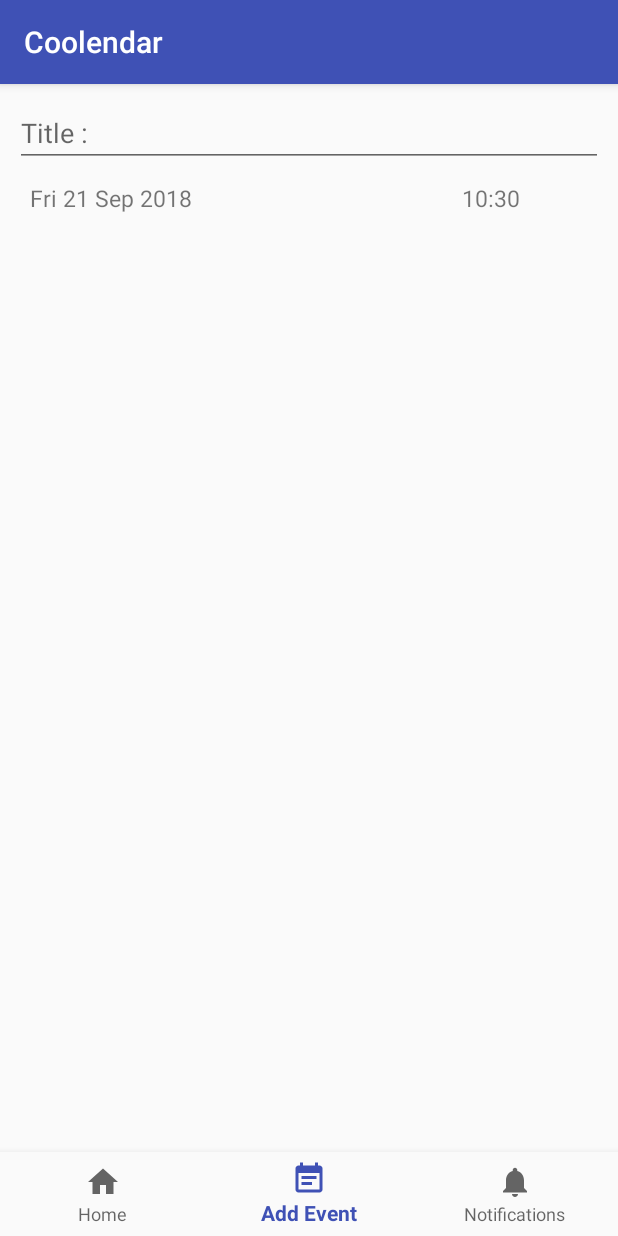
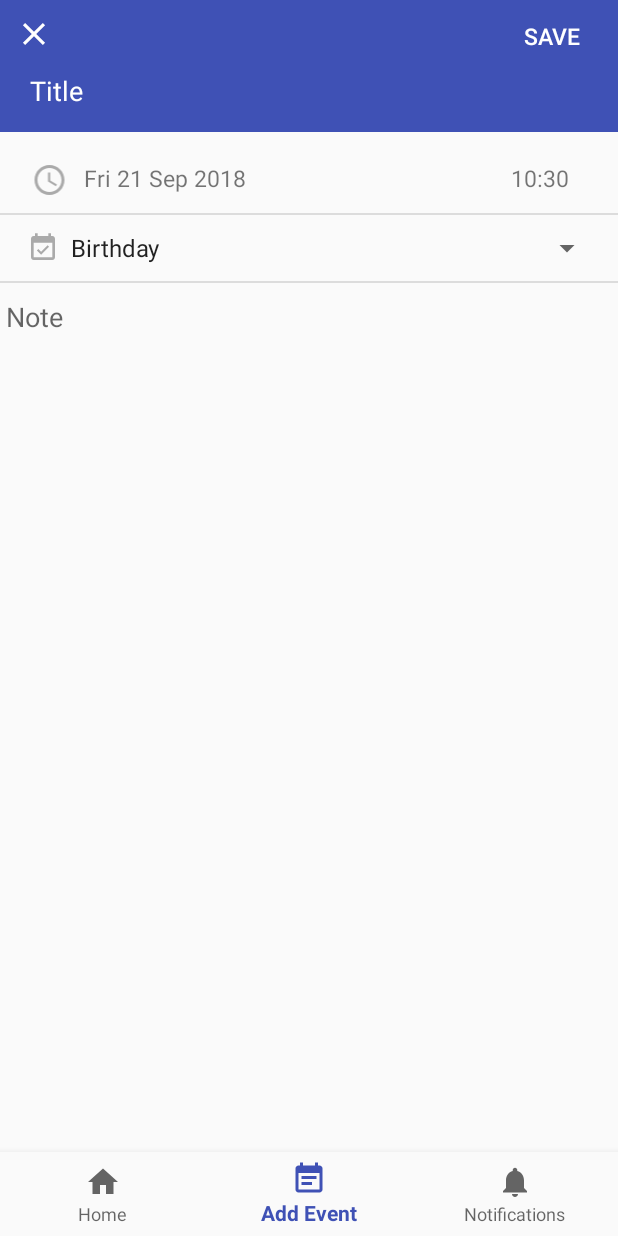
Before and after one commit to ToWaR6/Coolendar, an Android app: the screen it shows after launch (MainActivity), item 2 of the bottom bar chosen, on a phone screen of 412 x 824 dp. Run offline under Robolectric (Android 15) with nearby library versions, the phone set to English and light mode, and no system bars.

Commit message:
Feat : Page d'ajout d'un evenement
- Ajout d'un spinner pour les types d'evenement
- Ajout d'un grand champs d'édition pour les notes sur l'event
- Alignement des boutons enregistrer et cancel

- Bug : Pour l'instant on ne peut pas retourner sur les autres fragments... car il y en a pas

```diff
--- a/mobile/src/main/java/com/tps/hasselhoff/coolendar/AddEventFragment.java
+++ b/mobile/src/main/java/com/tps/hasselhoff/coolendar/AddEventFragment.java
@@ -6,6 +6,8 @@ import android.os.Bundle;
 import android.support.annotation.NonNull;
 import android.support.annotation.Nullable;
 import android.app.Fragment;
+import android.support.v7.app.AppCompatActivity;
+import android.support.v7.widget.Toolbar;
 import android.util.Log;
 import android.view.LayoutInflater;
 import android.view.View;
@@ -27,6 +29,7 @@ public class AddEventFragment extends Fragment {
     @Nullable
     @Override
     public View onCreateView(@NonNull LayoutInflater inflater, @Nullable ViewGroup container, @Nullable Bundle savedInstanceState) {
+        ((AppCompatActivity) getActivity()).getSupportActionBar().hide();
         View rootView = inflater.inflate(R.layout.fragment_add_event,container,false);
         //Get heure courante
         final Calendar date  = Calendar.getInstance();
--- /dev/null
+++ b/mobile/src/main/res/drawable/ic_access_time_black_24dp.xml
@@ -0,0 +1,9 @@
+<vector xmlns:android="http://schemas.android.com/apk/res/android"
+        android:width="24dp"
+        android:height="24dp"
+        android:viewportWidth="24.0"
+        android:viewportHeight="24.0">
+    <path
+        android:fillColor="#FF000000"
+        android:pathData="M11.99,2C6.47,2 2,6.48 2,12s4.47,10 9.99,10C17.52,22 22,17.52 22,12S17.52,2 11.99,2zM12,20c-4.42,0 -8,-3.58 -8,-8s3.58,-8 8,-8 8,3.58 8,8 -3.58,8 -8,8zM12.5,7H11v6l5.25,3.15 0.75,-1.23 -4.5,-2.67z"/>
+</vector>
--- /dev/null
+++ b/mobile/src/main/res/drawable/ic_close_black_24dp.xml
@@ -0,0 +1,9 @@
+<vector xmlns:android="http://schemas.android.com/apk/res/android"
+        android:width="24dp"
+        android:height="24dp"
+        android:viewportWidth="24.0"
+        android:viewportHeight="24.0">
+    <path
+        android:fillColor="#FF000000"
+        android:pathData="M19,6.41L17.59,5 12,10.59 6.41,5 5,6.41 10.59,12 5,17.59 6.41,19 12,13.41 17.59,19 19,17.59 13.41,12z"/>
+</vector>
--- /dev/null
+++ b/mobile/src/main/res/drawable/ic_event_available_black_24dp.xml
@@ -0,0 +1,9 @@
+<vector xmlns:android="http://schemas.android.com/apk/res/android"
+        android:width="24dp"
+        android:height="24dp"
+        android:viewportWidth="24.0"
+        android:viewportHeight="24.0">
+    <path
+        android:fillColor="#FF000000"
+        android:pathData="M16.53,11.06L15.47,10l-4.88,4.88 -2.12,-2.12 -1.06,1.06L10.59,17l5.94,-5.94zM19,3h-1L18,1h-2v2L8,3L8,1L6,1v2L5,3c-1.11,0 -1.99,0.9 -1.99,2L3,19c0,1.1 0.89,2 2,2h14c1.1,0 2,-0.9 2,-2L21,5c0,-1.1 -0.9,-2 -2,-2zM19,19L5,19L5,8h14v11z"/>
+</vector>
--- a/mobile/src/main/res/layout/fragment_add_event.xml
+++ b/mobile/src/main/res/layout/fragment_add_event.xml
@@ -1,31 +1,70 @@
 <?xml version="1.0" encoding="utf-8"?>
 <LinearLayout xmlns:android="http://schemas.android.com/apk/res/android"
+    xmlns:app="http://schemas.android.com/apk/res-auto"
     android:layout_width="match_parent"
     android:layout_height="match_parent"
-    android:orientation="vertical"
-    android:padding="10dp">
-
-    <android.support.constraint.ConstraintLayout
+    android:orientation="vertical">
+    <RelativeLayout
         android:layout_width="match_parent"
         android:layout_height="wrap_content"
-        android:backgroundTint="#6200EE">
+        android:background="@color/colorPrimary"
+        android:paddingBottom="15dp"
+        android:layout_marginBottom="10dp">
+        <RelativeLayout
+            android:id="@+id/buttons"
+            android:layout_width="match_parent"
+            android:layout_height="wrap_content"
+            android:orientation="horizontal">
 
+            <ImageButton
+                android:id="@+id/cancelButton"
+                android:layout_width="25dp"
+                android:layout_height="25dp"
+                android:layout_margin="10dp"
+                android:text="X"
+                android:background="@drawable/ic_close_black_24dp"
+                android:backgroundTint="@android:color/white"
+                android:textColor="@android:color/white"
+                style="?android:attr/borderlessButtonStyle"
+                android:layout_alignParentLeft="true" />
+
+            <Button
+                android:id="@+id/saveButton"
+                android:layout_width="wrap_content"
+                android:layout_height="wrap_content"
+                android:text="@string/saveButton"
+                android:textSize="15sp"
+                android:textColor="@android:color/white"
+                android:layout_alignParentRight="true"
+                style="?android:attr/borderlessButtonStyle"/>
+        </RelativeLayout>
         <EditText
+            android:layout_marginStart="20dp"
             android:id="@+id/editText"
             android:layout_width="match_parent"
             android:layout_height="wrap_content"
+            android:textColorHint="#FFFFFF"
+            android:textColor="#FFFFFF"
+            android:background="@android:color/transparent"
             android:ems="10"
             android:hint="@string/title_event"
-            android:inputType="textPersonName" />
+            android:layout_below="@+id/buttons"/>
 
 
-    </android.support.constraint.ConstraintLayout>
+    </RelativeLayout>
+
     <LinearLayout
         android:layout_width="match_parent"
-        android:layout_height="match_parent"
+        android:layout_height="wrap_content"
         android:orientation="horizontal"
         android:padding="10dp">
-
+        <ImageView
+            android:id="@+id/imageView"
+            android:layout_width="wrap_content"
+            android:layout_height="wrap_content"
+            android:layout_weight="10"
+            app:srcCompat="@drawable/ic_access_time_black_24dp"
+            android:tint="@android:color/darker_gray"/>
         <TextView
             android:id="@+id/date"
             android:layout_width="wrap_content"
@@ -39,8 +78,43 @@
             android:layout_width="wrap_content"
             android:layout_height="wrap_content"
             android:textSize="15sp"
-            android:layout_weight="20"
+            android:layout_weight="10"
             android:layout_gravity="end"
             />
     </LinearLayout>
+    <View style="@style/Divider"/>
+    <LinearLayout
+        android:layout_width="match_parent"
+        android:layout_height="wrap_content"
+        android:orientation="horizontal"
+        android:padding="10dp">
+        <ImageView
+            android:layout_width="wrap_content"
+            android:layout_height="wrap_content"
+            android:layout_weight="10"
+            app:srcCompat="@drawable/ic_event_available_black_24dp"
+            android:tint="@android:color/darker_gray"
+            android:layout_gravity="start"
+            android:layout_marginLeft="8dp"/>
+        <Spinner
+            android:id="@+id/spinner"
+            android:layout_width="match_parent"
+            android:layout_height="wrap_content"
+            android:layout_weight="90"
+            android:textSize="15sp"
+            android:drawSelectorOnTop="true"
+            android:layout_gravity="end"
+            android:entries="@array/type_event_array"/>
+    </LinearLayout>
+    <View style="@style/Divider"/>
+    <EditText
+        android:id="@+id/editText3"
+        android:layout_width="match_parent"
+        android:layout_height="match_parent"
+        android:ems="10"
+        android:hint="@string/note"
+        android:gravity="top"
+        android:inputType="textCapSentences|textMultiLine"
+        android:maxLines="4" />
+
 </LinearLayout>
--- /dev/null
+++ b/mobile/src/main/res/values/spinner_event_type.xml
@@ -0,0 +1,9 @@
+<?xml version="1.0" encoding="utf-8"?>
+<resources>
+    <string-array name="type_event_array">
+        <item>@string/birthday</item>
+        <item>@string/meeting</item>
+        <item>@string/sport</item>
+        <item>@string/others</item>
+    </string-array>
+</resources>
--- a/mobile/src/main/res/values/strings.xml
+++ b/mobile/src/main/res/values/strings.xml
@@ -3,5 +3,11 @@
     <string name="title_home">Home</string>
     <string name="title_add_event">Add Event</string>
     <string name="title_notifications">Notifications</string>
-    <string name="title_event">Title : </string>
+    <string name="title_event">"Title "</string>
+    <string name="saveButton">Save</string>
+    <string name="birthday">Birthday</string>
+    <string name="meeting">Meeting</string>
+    <string name="others">Others</string>
+    <string name="sport">Sport</string>
+    <string name="note">Note</string>
 </resources>
--- a/mobile/src/main/res/values/styles.xml
+++ b/mobile/src/main/res/values/styles.xml
@@ -6,6 +6,15 @@
         <item name="colorPrimary">@color/colorPrimary</item>
         <item name="colorPrimaryDark">@color/colorPrimaryDark</item>
         <item name="colorAccent">@color/colorAccent</item>
+        <item name="actionBarStyle">@style/FlatActionBar</item>
     </style>
 
+    <style name="FlatActionBar" parent="Widget.AppCompat.Light.ActionBar.Solid">
+        <item name="elevation">0dp</item>
+    </style>
+    <style name="Divider">
+        <item name="android:layout_width">match_parent</item>
+        <item name="android:layout_height">1dp</item>
+        <item name="android:background">?android:attr/listDivider</item>
+    </style>
 </resources>
```
Also changed, not shown: 1 other file.
